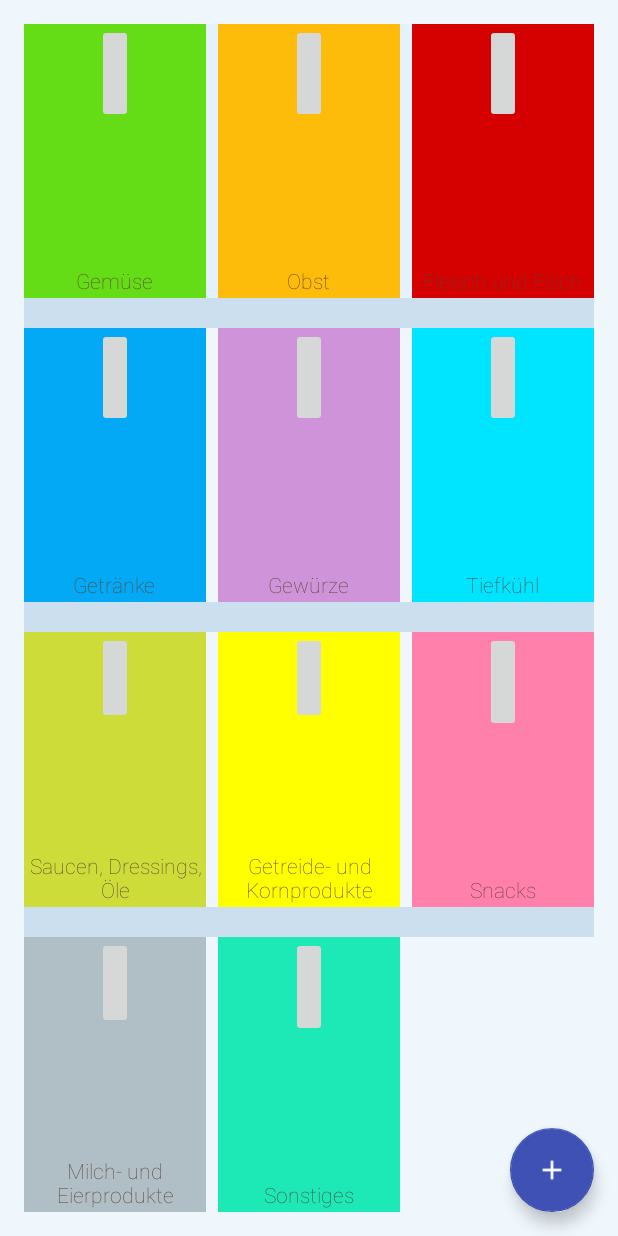
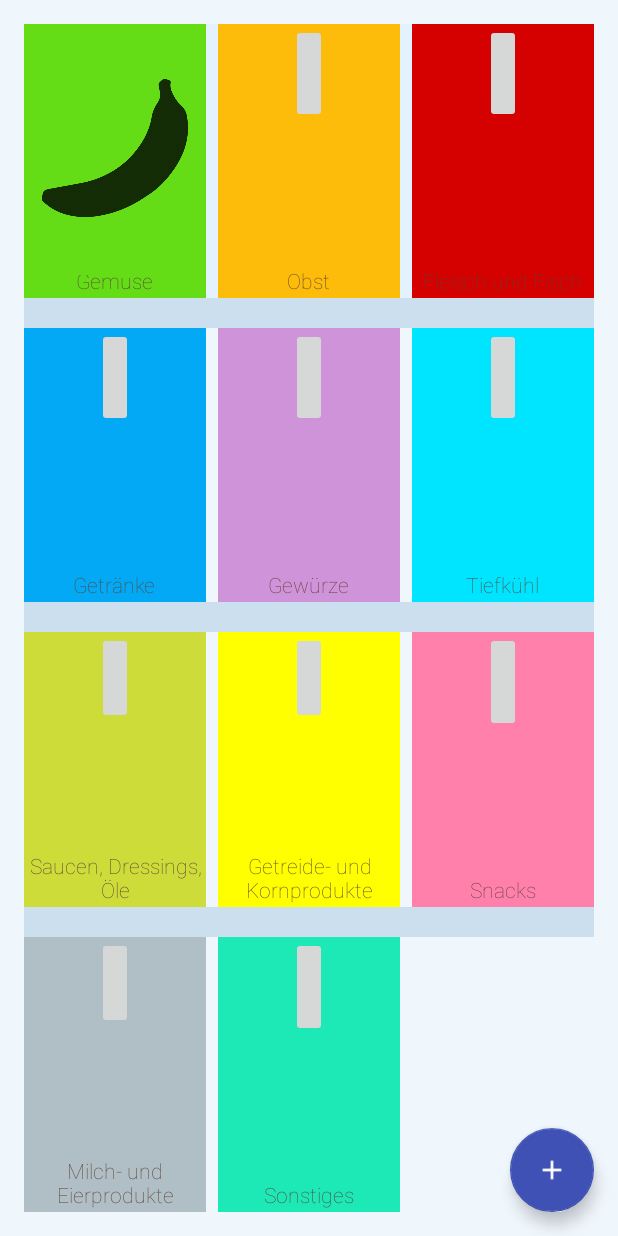
Before and after one commit to BlauerRiese/MyVirtualFridge_2.0, an Android app: the screen it shows after launch (StartActivity), on a phone screen of 412 x 824 dp. Run offline under Robolectric (Android 15) with nearby library versions, the phone set to English and light mode, and no system bars.

Commit message:
Image eingefügt

```diff
--- a/app/src/main/res/layout/content_start.xml
+++ b/app/src/main/res/layout/content_start.xml
@@ -35,12 +35,21 @@
 
             <ImageButton
                 android:id="@+id/imageButtonGemüse"
+                android:background= "@null"
                 android:layout_width="wrap_content"
                 android:layout_height="wrap_content"
                 android:layout_gravity="top|center"
                 android:clickable="true"
                 android:contextClickable="false"
-                android:layout_weight="1" />
+                android:layout_weight="3"
+                android:src="@drawable/banane"
+                android:adjustViewBounds="false"
+                android:visibility="visible"
+                android:cropToPadding="false"
+                android:scaleType="fitCenter"
+                android:padding="12dp"
+                android:tint="#000000"
+                android:alpha="0.8" />
 
             <bjoernbinzer.myvirtualfridge.CategoryTextView
                 android:layout_width="wrap_content"
@@ -52,7 +61,7 @@
                 android:textStyle="bold"
                 android:singleLine="false"
                 android:textIsSelectable="false"
-                android:layout_weight="2"
+                android:layout_weight="1"
                 android:textColor="#5d4037"
                 android:gravity="bottom|center"
                 android:layout_margin="2dp" />
```
Also changed, not shown: app/src/main/res/drawable/getraenke.png (renamed from app/src/main/res/drawable/getränke.png), app/src/main/res/drawable/gewuerze.png (renamed from app/src/main/res/drawable/gewürze.png).
